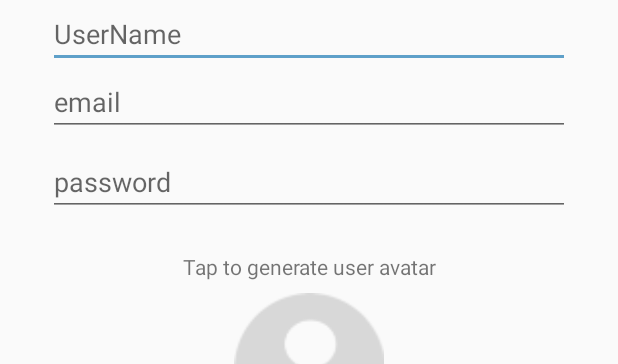
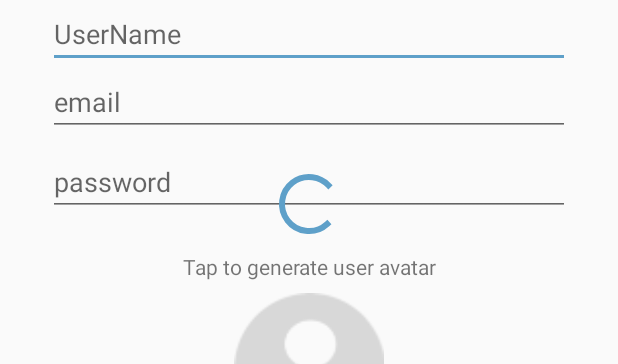
Before and after one commit to gambe94/Smack, an Android app: the layout activity_create_user.xml on its own in the app's theme, with its tools: preview values and no code run, on a phone screen of 412 x 824 dp. Shown: the top 364 px of the screen. Run offline under Robolectric (Android 15) with nearby library versions, the phone set to English and light mode, and no system bars.

Commit message:
lesson-13

```diff
--- a/app/src/main/java/com/example/demet/smack/Utilities/Constants.kt
+++ b/app/src/main/java/com/example/demet/smack/Utilities/Constants.kt
@@ -8,3 +8,5 @@ const val BASE_URL ="https://chatappgambe.herokuapp.com/v1/"
 const val URL_REGISTER = "${BASE_URL}account/register"
 const val URL_LOGIN = "${BASE_URL}account/login"
 const val URL_CREATE_USER = "${BASE_URL}user/add"
+
+const val BROADCAST_USER_DATA_CHANGED = "BROADCAST_USER_DATA_CHANGED"
--- a/app/src/main/res/layout/activity_create_user.xml
+++ b/app/src/main/res/layout/activity_create_user.xml
@@ -106,4 +106,16 @@
         app:layout_constraintEnd_toEndOf="parent"
         app:layout_constraintHorizontal_bias="0.5"
         app:layout_constraintStart_toStartOf="parent" />
+
+    <ProgressBar
+        android:id="@+id/createSpinner"
+        style="?android:attr/progressBarStyle"
+        android:layout_width="wrap_content"
+        android:layout_height="wrap_content"
+        android:layout_marginBottom="8dp"
+        android:layout_marginEnd="8dp"
+        android:layout_marginStart="8dp"
+        app:layout_constraintBottom_toTopOf="@+id/textView2"
+        app:layout_constraintEnd_toEndOf="parent"
+        app:layout_constraintStart_toStartOf="parent" />
 </android.support.constraint.ConstraintLayout>
```
Also changed, not shown: app/src/main/java/com/example/demet/smack/Controller/CreateUserActivity.kt (+40 -4 lines).
